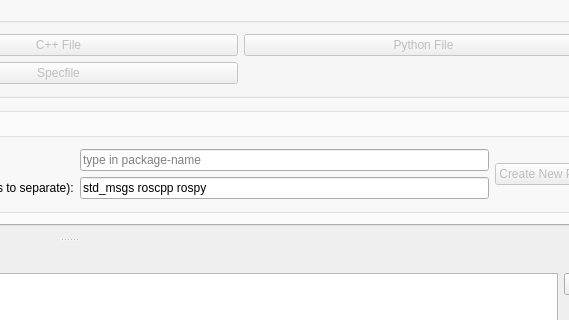
First picture: the form in tags/rxDev-diamond/src/rxdev.ui, repository songxuchao/rxdeveloper-ros-pkg, before the edit; both pictures show x 517 to 1086 and y 511 to 831 of the 1172 by 919 pixel window.
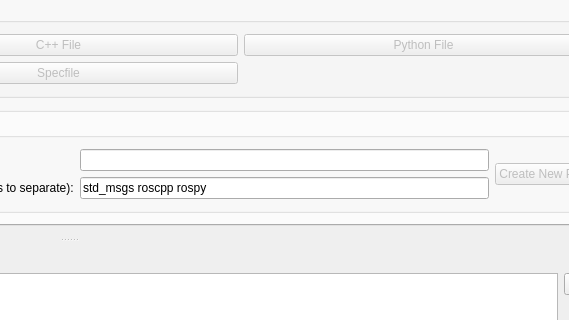
Second picture: the form after the edit. Icons and pictures are not drawn.

Diff of the .ui file:
```diff
--- a/tags/rxDev-diamond/src/rxdev.ui
+++ b/tags/rxDev-diamond/src/rxdev.ui
@@ -154,9 +154,12 @@
              </item>
              <item row="1" column="1">
               <widget class="QLineEdit" name="lineEdit_packageName">
-               <property name="placeholderText">
+               <property name="toolTip">
                 <string>type in package-name</string>
                </property>
+               <property name="placeholderText">
+                <string/>
+               </property>
               </widget>
              </item>
              <item row="2" column="1">
```
Left out of the diff: 2 changed lines with no effect on the pictures.
